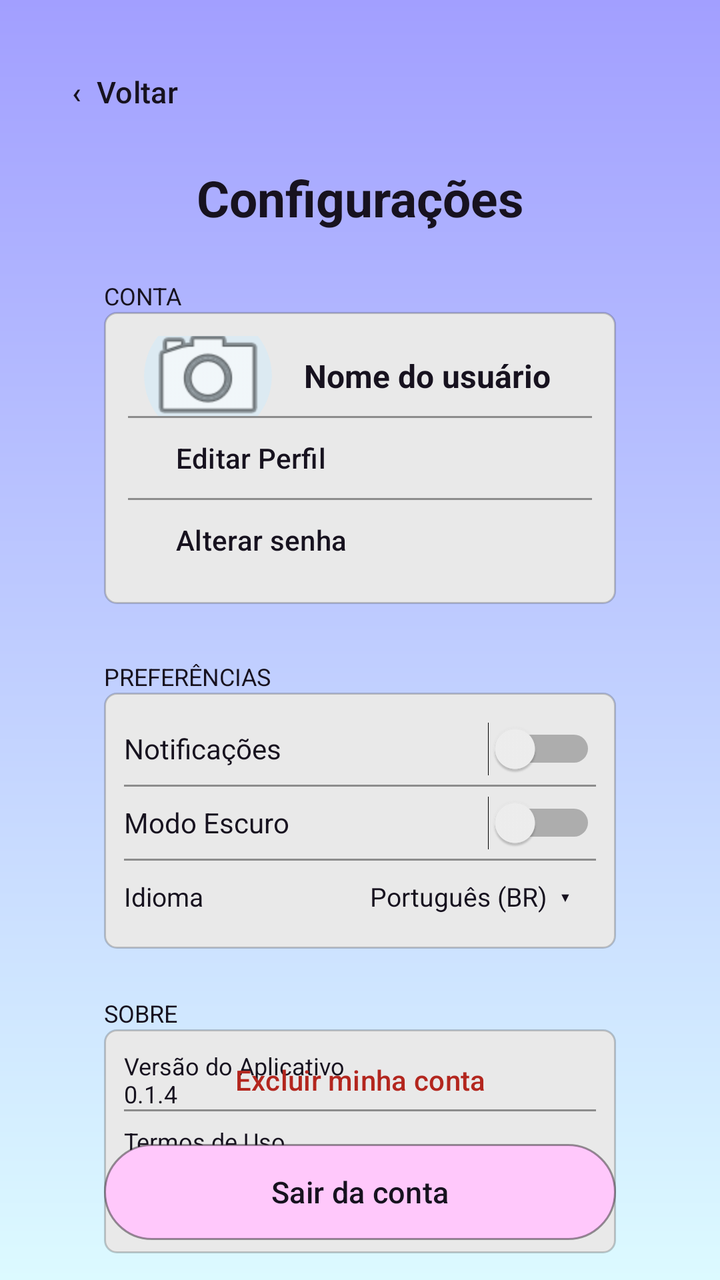
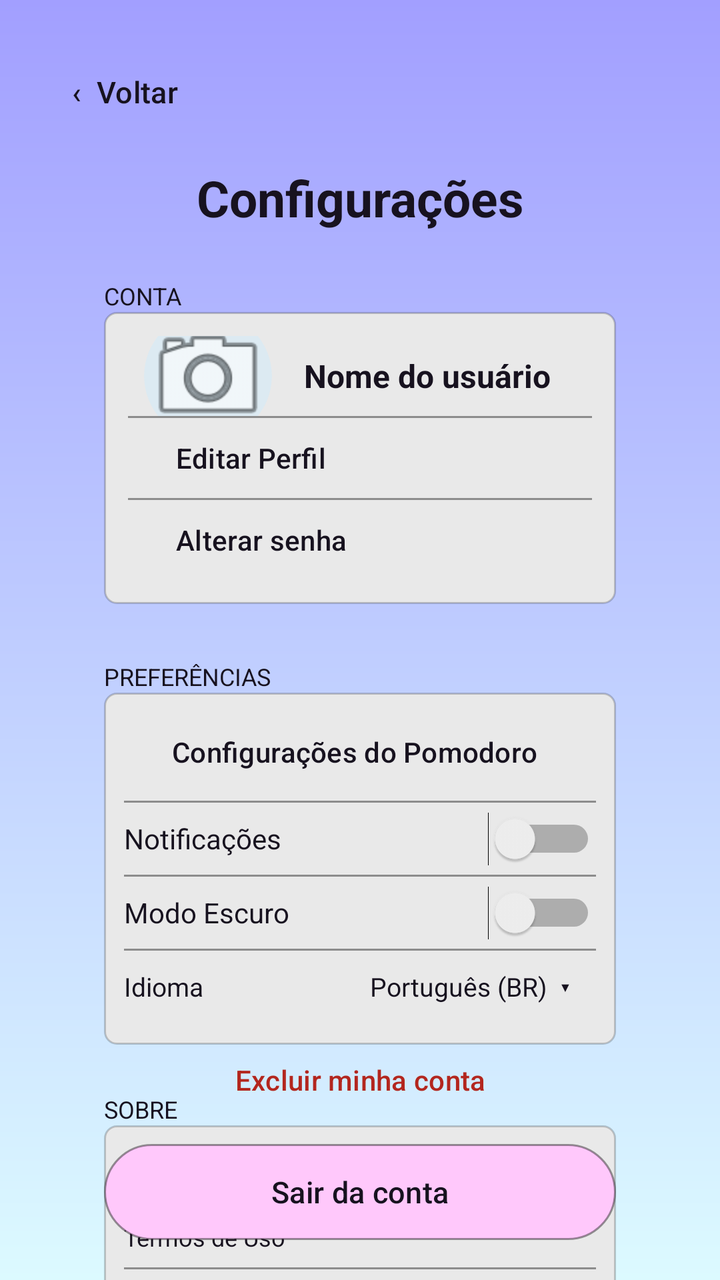

An Android layout rendered at two revisions. The XML below is the earlier revision; the diff shows what the commit changed to produce the second picture.
<!-- AndroidManifest.xml: application theme Theme.FocaAi -->
<!-- res/layout/activity_configuracoes.xml -->
<?xml version="1.0" encoding="utf-8"?>
<androidx.constraintlayout.widget.ConstraintLayout
    xmlns:android="http://schemas.android.com/apk/res/android"
    xmlns:app="http://schemas.android.com/apk/res-auto"
    xmlns:tools="http://schemas.android.com/tools"
    android:id="@+id/main"
    android:layout_width="match_parent"
    android:layout_height="match_parent"
    android:background="@drawable/bg_foca_gradient"
    tools:context=".activities.ConfiguracoesActivity">

    
    <Button
        android:id="@+id/btnVoltarConfiguracoes"
        android:layout_width="wrap_content"
        android:layout_height="48dp"
        android:layout_marginStart="12dp"
        android:layout_marginTop="22dp"
        android:background="@android:color/transparent"
        android:text="‹  Voltar"
        android:textAllCaps="false"
        android:textColor="@color/foca_text"
        android:textSize="15sp"
        app:backgroundTint="@null"
        app:layout_constraintStart_toStartOf="parent"
        app:layout_constraintTop_toTopOf="parent" />

    
    <TextView
        android:id="@+id/txtTituloConfiguracoes"
        android:layout_width="wrap_content"
        android:layout_height="wrap_content"
        android:layout_marginTop="12dp"
        android:text="Configurações"
        android:textColor="@color/foca_text"
        android:textSize="25sp"
        android:textStyle="bold"
        app:layout_constraintTop_toBottomOf="@id/btnVoltarConfiguracoes"
        app:layout_constraintStart_toStartOf="parent"
        app:layout_constraintEnd_toEndOf="parent" />

    
    <TextView
        android:id="@+id/txtGrupoConta"
        android:layout_width="wrap_content"
        android:layout_height="wrap_content"
        android:layout_marginStart="52dp"
        android:layout_marginTop="24dp"
        android:text="CONTA"
        android:textColor="@color/foca_text"
        android:textSize="12sp"
        app:layout_constraintStart_toStartOf="parent"
        app:layout_constraintTop_toBottomOf="@id/txtTituloConfiguracoes" />

    
    <LinearLayout
        android:id="@+id/cardConta"
        android:layout_width="0dp"
        android:layout_height="146dp"
        android:layout_marginStart="52dp"
        android:layout_marginEnd="52dp"
        android:background="@drawable/card_foca"
        android:orientation="vertical"
        android:padding="12dp"
        app:layout_constraintTop_toBottomOf="@id/txtGrupoConta"
        app:layout_constraintStart_toStartOf="parent"
        app:layout_constraintEnd_toEndOf="parent">

        
        <LinearLayout
            android:layout_width="match_parent"
            android:layout_height="0dp"
            android:layout_weight="1"
            android:orientation="horizontal"
            android:gravity="center_vertical"
            android:paddingStart="8dp"
            android:paddingEnd="8dp">

            <ImageView
                android:id="@+id/imgFotoPerfil"
                android:layout_width="64dp"
                android:layout_height="64dp"
                android:background="@drawable/bg_avatar_foca"
                android:src="@android:drawable/ic_menu_camera"
                android:scaleType="centerCrop"
                android:clipToOutline="true"
                android:clickable="true"
                android:focusable="true"
                android:contentDescription="Foto do perfil. Toque para alterar." />

            <TextView
                android:id="@+id/txtUsuarioConfiguracoes"
                android:layout_width="0dp"
                android:layout_height="match_parent"
                android:layout_weight="1"
                android:layout_marginStart="16dp"
                android:gravity="center_vertical"
                android:text="Nome do usuário"
                android:textColor="@color/foca_text"
                android:textSize="16sp"
                android:textStyle="bold" />

        </LinearLayout>

        <View
            android:layout_width="match_parent"
            android:layout_height="1dp"
            android:background="#66000000" />

        
        <Button
            android:id="@+id/btnEditarPerfil"
            android:layout_width="match_parent"
            android:layout_height="40dp"
            android:background="@android:color/transparent"
            android:gravity="center_vertical"
            android:text="Editar Perfil"
            android:textAllCaps="false"
            android:textColor="@color/foca_text"
            android:textSize="14sp"
            app:backgroundTint="@null" />

        <View
            android:layout_width="match_parent"
            android:layout_height="1dp"
            android:background="#66000000" />

        
        <Button
            android:id="@+id/btnAlterarSenhaConfiguracoes"
            android:layout_width="match_parent"
            android:layout_height="40dp"
            android:background="@android:color/transparent"
            android:gravity="center_vertical"
            android:text="Alterar senha"
            android:textAllCaps="false"
            android:textColor="@color/foca_text"
            android:textSize="14sp"
            app:backgroundTint="@null" />

    </LinearLayout>

    
    <TextView
        android:id="@+id/txtGrupoPreferencias"
        android:layout_width="wrap_content"
        android:layout_height="wrap_content"
        android:layout_marginStart="52dp"
        android:layout_marginTop="28dp"
        android:text="PREFERÊNCIAS"
        android:textColor="@color/foca_text"
        android:textSize="12sp"
        app:layout_constraintStart_toStartOf="parent"
        app:layout_constraintTop_toBottomOf="@id/cardConta" />

    
    <LinearLayout
        android:id="@+id/cardPreferencias"
        android:layout_width="0dp"
        android:layout_height="128dp"
        android:layout_marginStart="52dp"
        android:layout_marginEnd="52dp"
        android:background="@drawable/card_foca"
        android:orientation="vertical"
        android:padding="10dp"
        app:layout_constraintTop_toBottomOf="@id/txtGrupoPreferencias"
        app:layout_constraintStart_toStartOf="parent"
        app:layout_constraintEnd_toEndOf="parent">

        <Switch
            android:id="@+id/switchNotificacoes"
            android:layout_width="match_parent"
            android:layout_height="36dp"
            android:text="Notificações"
            android:textColor="@color/foca_text"
            android:textSize="14sp" />

        <View
            android:layout_width="match_parent"
            android:layout_height="1dp"
            android:background="#66000000" />

        <Switch
            android:id="@+id/switchModoEscuro"
            android:layout_width="match_parent"
            android:layout_height="36dp"
            android:text="Modo Escuro"
            android:textColor="@color/foca_text"
            android:textSize="14sp" />

        <View
            android:layout_width="match_parent"
            android:layout_height="1dp"
            android:background="#66000000" />

        <TextView
            android:id="@+id/txtIdiomaConfiguracoes"
            android:layout_width="match_parent"
            android:layout_height="36dp"
            android:gravity="center_vertical"
            android:text="Idioma                         Português (BR)  ▾"
            android:textColor="@color/foca_text"
            android:textSize="13sp" />

    </LinearLayout>

    
    <TextView
        android:id="@+id/txtGrupoSobre"
        android:layout_width="wrap_content"
        android:layout_height="wrap_content"
        android:layout_marginStart="52dp"
        android:layout_marginTop="24dp"
        android:text="SOBRE"
        android:textColor="@color/foca_text"
        android:textSize="12sp"
        app:layout_constraintStart_toStartOf="parent"
        app:layout_constraintTop_toBottomOf="@id/cardPreferencias" />

    
    <LinearLayout
        android:id="@+id/cardSobre"
        android:layout_width="0dp"
        android:layout_height="112dp"
        android:layout_marginStart="52dp"
        android:layout_marginEnd="52dp"
        android:background="@drawable/card_foca"
        android:orientation="vertical"
        android:padding="10dp"
        app:layout_constraintTop_toBottomOf="@id/txtGrupoSobre"
        app:layout_constraintStart_toStartOf="parent"
        app:layout_constraintEnd_toEndOf="parent">

        <TextView
            android:layout_width="match_parent"
            android:layout_height="0dp"
            android:layout_weight="1"
            android:gravity="center_vertical"
            android:text="Versão do Aplicativo                                          0.1.4"
            android:textColor="@color/foca_text"
            android:textSize="12sp" />

        <View
            android:layout_width="match_parent"
            android:layout_height="1dp"
            android:background="#66000000" />

        <TextView
            android:layout_width="match_parent"
            android:layout_height="0dp"
            android:layout_weight="1"
            android:gravity="center_vertical"
            android:text="Termos de Uso"
            android:textColor="@color/foca_text"
            android:textSize="12sp" />

        <View
            android:layout_width="match_parent"
            android:layout_height="1dp"
            android:background="#66000000" />

        <TextView
            android:layout_width="match_parent"
            android:layout_height="0dp"
            android:layout_weight="1"
            android:gravity="center_vertical"
            android:text="Política de Privacidade"
            android:textColor="@color/foca_text"
            android:textSize="12sp" />

    </LinearLayout>

    <Button
        android:id="@+id/btnExcluirConta"
        android:layout_width="0dp"
        android:layout_height="48dp"
        android:layout_marginStart="52dp"
        android:layout_marginEnd="52dp"
        android:layout_marginBottom="8dp"
        android:background="@android:color/transparent"
        android:text="Excluir minha conta"
        android:textAllCaps="false"
        android:textColor="#B3261E"
        android:textSize="14sp"
        app:backgroundTint="@null"
        app:layout_constraintBottom_toTopOf="@id/btnSairConta"
        app:layout_constraintStart_toStartOf="parent"
        app:layout_constraintEnd_toEndOf="parent" />

    
    <Button
        android:id="@+id/btnSairConta"
        android:layout_width="0dp"
        android:layout_height="48dp"
        android:layout_marginStart="52dp"
        android:layout_marginEnd="52dp"
        android:layout_marginBottom="20dp"
        android:background="@drawable/button_foca_pink"
        android:text="Sair da conta"
        android:textAllCaps="false"
        android:textColor="@color/foca_text"
        android:textSize="15sp"
        app:backgroundTint="@null"
        app:layout_constraintBottom_toBottomOf="parent"
        app:layout_constraintStart_toStartOf="parent"
        app:layout_constraintEnd_toEndOf="parent" />

</androidx.constraintlayout.widget.ConstraintLayout>
<!-- resources referenced by this layout -->
<resources>
  <color name="foca_text">#17121F</color>
  <!-- drawable bg_avatar_foca (drawable) -->
  <?xml version="1.0" encoding="utf-8"?>
  <shape xmlns:android="http://schemas.android.com/apk/res/android" android:shape="oval">
      <solid android:color="#DCEAF2" />
  </shape>
  <!-- drawable bg_foca_gradient (drawable) -->
  <?xml version="1.0" encoding="utf-8"?>
  <shape xmlns:android="http://schemas.android.com/apk/res/android" android:shape="rectangle">
      <gradient android:angle="270" android:startColor="#A29FFF" android:endColor="#DCFAFF" android:type="linear" />
  </shape>
  <!-- drawable button_foca_pink (drawable) -->
  <?xml version="1.0" encoding="utf-8"?>
  <shape xmlns:android="http://schemas.android.com/apk/res/android" android:shape="rectangle">
      <solid android:color="#FFC8FB" />
      <corners android:radius="25dp" />
      <stroke android:width="1dp" android:color="#66000000" />
  </shape>
  <!-- drawable card_foca (drawable) -->
  <?xml version="1.0" encoding="utf-8"?>
  <shape xmlns:android="http://schemas.android.com/apk/res/android" android:shape="rectangle">
      <solid android:color="#E9E9E9" />
      <corners android:radius="6dp" />
      <stroke android:width="1dp" android:color="#33000000" />
  </shape>
  <style name="Theme.FocaAi" parent="Base.Theme.FocaAi" />
  <style name="Base.Theme.FocaAi" parent="Theme.Material3.DayNight.NoActionBar">
          
          
      </style>
</resources>

<!-- the commit's change to res/layout/activity_configuracoes.xml (unified diff, before → after) -->
@@ -157,7 +157,7 @@
     <LinearLayout
         android:id="@+id/cardPreferencias"
         android:layout_width="0dp"
-        android:layout_height="128dp"
+        android:layout_height="176dp"
         android:layout_marginStart="52dp"
         android:layout_marginEnd="52dp"
         android:background="@drawable/card_foca"
@@ -166,6 +166,23 @@
         app:layout_constraintTop_toBottomOf="@id/txtGrupoPreferencias"
         app:layout_constraintStart_toStartOf="parent"
         app:layout_constraintEnd_toEndOf="parent">
+
+        <Button
+            android:id="@+id/btnConfiguracoesPomodoro"
+            android:layout_width="match_parent"
+            android:layout_height="44dp"
+            android:background="@android:color/transparent"
+            android:gravity="center_vertical"
+            android:text="Configurações do Pomodoro  ›"
+            android:textAllCaps="false"
+            android:textColor="@color/foca_text"
+            android:textSize="14sp"
+            app:backgroundTint="@null" />
+
+        <View
+            android:layout_width="match_parent"
+            android:layout_height="1dp"
+            android:background="#66000000" />
 
         <Switch
             android:id="@+id/switchNotificacoes"
